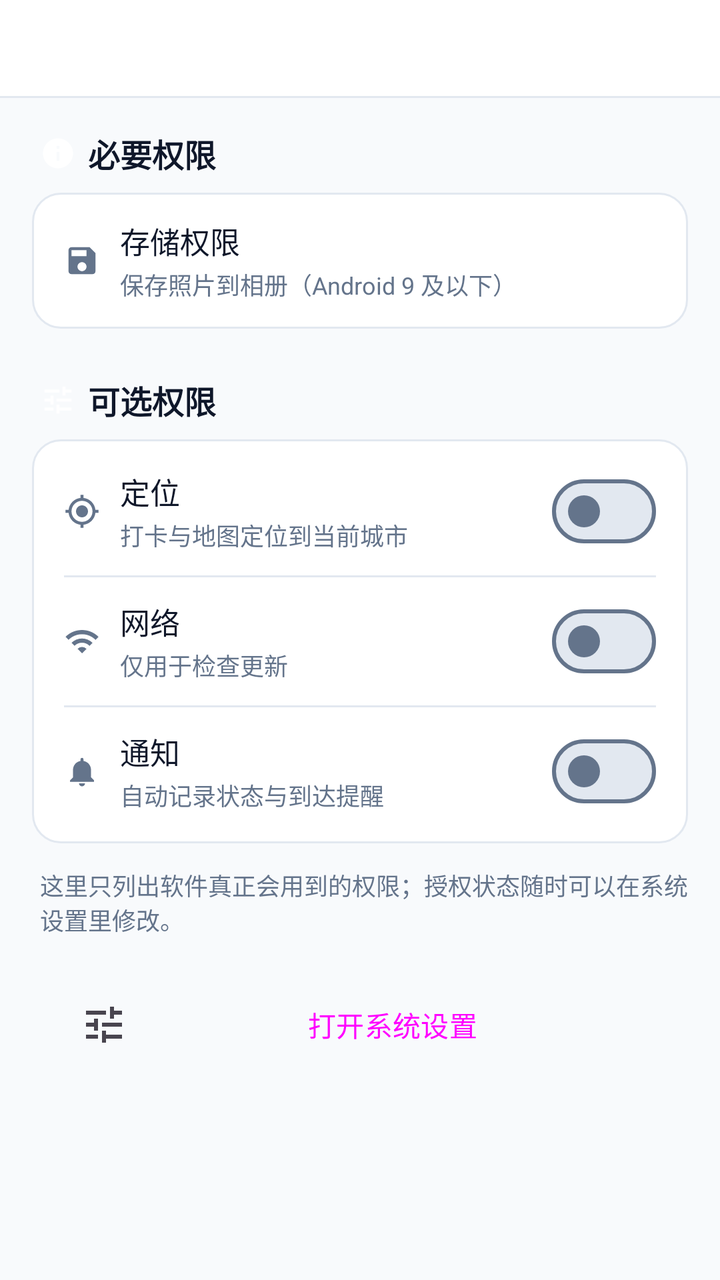
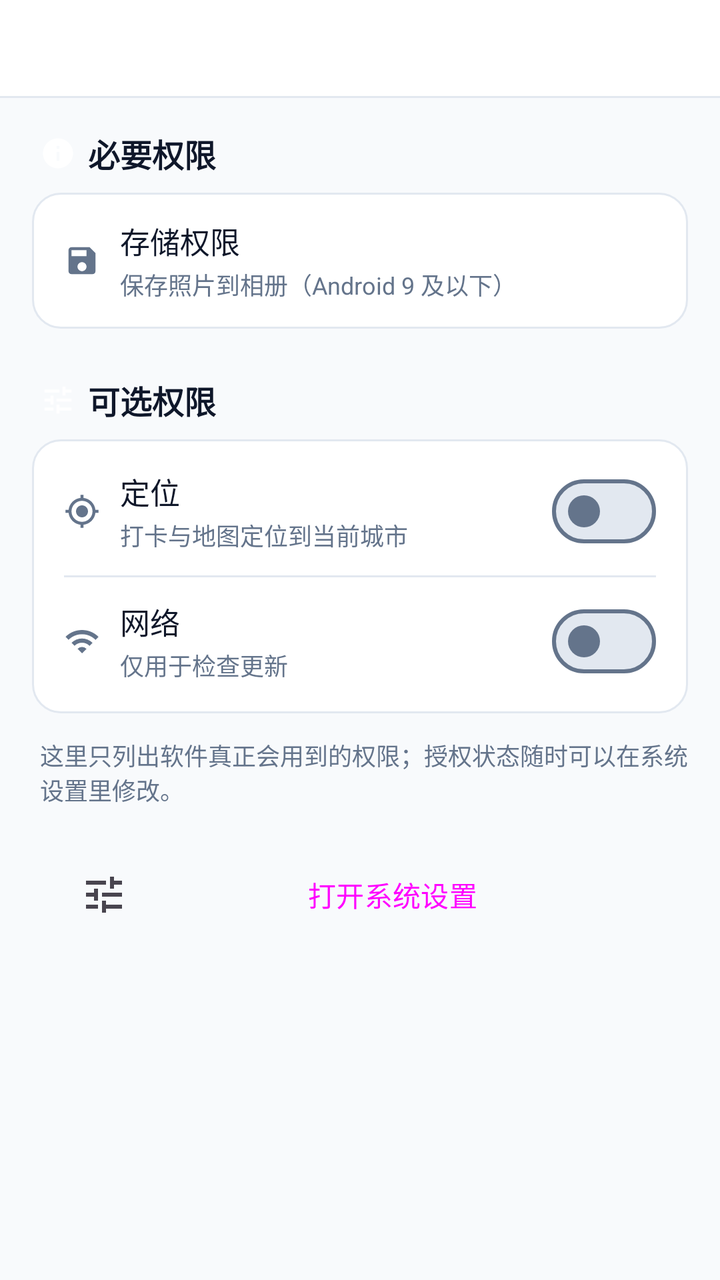

An Android layout rendered at two revisions. The XML below is the earlier revision; the diff shows what the commit changed to produce the second picture.
<!-- AndroidManifest.xml: application theme Theme.CityFootprint -->
<!-- res/layout/activity_permissions.xml -->
<?xml version="1.0" encoding="utf-8"?>
<LinearLayout xmlns:android="http://schemas.android.com/apk/res/android"
    xmlns:app="http://schemas.android.com/apk/res-auto"
    android:layout_width="match_parent"
    android:layout_height="match_parent"
    android:background="@color/bg"
    android:orientation="vertical">

    <include
        android:id="@+id/topBar"
        layout="@layout/view_top_bar"
        android:layout_width="match_parent"
        android:layout_height="wrap_content" />

    <ScrollView
        android:id="@+id/scroll"
        android:layout_width="match_parent"
        android:layout_height="0dp"
        android:layout_weight="1">

        <LinearLayout
            android:layout_width="match_parent"
            android:layout_height="wrap_content"
            android:orientation="vertical"
            android:padding="16dp">

            
            <LinearLayout
                android:layout_width="match_parent"
                android:layout_height="wrap_content"
                android:gravity="center_vertical"
                android:orientation="horizontal"
                android:paddingStart="4dp"
                android:paddingBottom="8dp">

                <ImageView
                    android:layout_width="18dp"
                    android:layout_height="18dp"
                    android:contentDescription="@null"
                    android:src="@drawable/ic_info"
                    app:tint="?attr/colorPrimary" />

                <TextView
                    android:layout_width="wrap_content"
                    android:layout_height="wrap_content"
                    android:layout_marginStart="6dp"
                    android:text="@string/perm_group_required"
                    android:textColor="@color/fg"
                    android:textSize="16sp"
                    android:textStyle="bold" />
            </LinearLayout>

            <LinearLayout
                android:layout_width="match_parent"
                android:layout_height="wrap_content"
                android:background="@drawable/bg_card"
                android:orientation="vertical"
                android:paddingTop="4dp"
                android:paddingBottom="4dp">

                <LinearLayout
                    android:id="@+id/rowStoragePerm"
                    android:layout_width="match_parent"
                    android:layout_height="60dp"
                    android:background="?attr/selectableItemBackground"
                    android:gravity="center_vertical"
                    android:orientation="horizontal"
                    android:paddingStart="16dp"
                    android:paddingEnd="16dp">

                    <ImageView
                        android:layout_width="18dp"
                        android:layout_height="18dp"
                        android:layout_marginEnd="10dp"
                        android:contentDescription="@null"
                        android:src="@drawable/ic_floppy"
                        app:tint="@color/text_tertiary" />

                    <LinearLayout
                        android:layout_width="0dp"
                        android:layout_height="wrap_content"
                        android:layout_weight="1"
                        android:orientation="vertical">

                        <TextView
                            android:layout_width="wrap_content"
                            android:layout_height="wrap_content"
                            android:text="@string/perm_storage"
                            android:textColor="@color/fg"
                            android:textSize="15sp" />

                        <TextView
                            android:id="@+id/textStorageDesc"
                            android:layout_width="wrap_content"
                            android:layout_height="wrap_content"
                            android:layout_marginTop="2dp"
                            android:text="@string/perm_storage_desc"
                            android:textColor="@color/text_tertiary"
                            android:textSize="12sp" />
                    </LinearLayout>

                    <TextView
                        android:id="@+id/textStorageStatus"
                        android:layout_width="wrap_content"
                        android:layout_height="wrap_content"
                        android:textColor="@color/text_secondary"
                        android:textSize="13sp" />
                </LinearLayout>

            </LinearLayout>

            
            <LinearLayout
                android:layout_width="match_parent"
                android:layout_height="wrap_content"
                android:layout_marginTop="24dp"
                android:gravity="center_vertical"
                android:orientation="horizontal"
                android:paddingStart="4dp"
                android:paddingBottom="8dp">

                <ImageView
                    android:layout_width="18dp"
                    android:layout_height="18dp"
                    android:contentDescription="@null"
                    android:src="@drawable/ic_tune"
                    app:tint="?attr/colorPrimary" />

                <TextView
                    android:layout_width="wrap_content"
                    android:layout_height="wrap_content"
                    android:layout_marginStart="6dp"
                    android:text="@string/perm_group_optional"
                    android:textColor="@color/fg"
                    android:textSize="16sp"
                    android:textStyle="bold" />
            </LinearLayout>

            <LinearLayout
                android:layout_width="match_parent"
                android:layout_height="wrap_content"
                android:background="@drawable/bg_card"
                android:orientation="vertical"
                android:paddingTop="4dp"
                android:paddingBottom="4dp">

                <LinearLayout
                    android:id="@+id/rowLocation"
                    android:layout_width="match_parent"
                    android:layout_height="64dp"
                    android:background="?attr/selectableItemBackground"
                    android:gravity="center_vertical"
                    android:orientation="horizontal"
                    android:paddingStart="16dp"
                    android:paddingEnd="16dp">

                    <ImageView
                        android:layout_width="18dp"
                        android:layout_height="18dp"
                        android:layout_marginEnd="10dp"
                        android:contentDescription="@null"
                        android:src="@drawable/ic_locate"
                        app:tint="@color/text_tertiary" />

                    <LinearLayout
                        android:layout_width="0dp"
                        android:layout_height="wrap_content"
                        android:layout_weight="1"
                        android:orientation="vertical">

                        <TextView
                            android:layout_width="wrap_content"
                            android:layout_height="wrap_content"
                            android:text="@string/perm_location"
                            android:textColor="@color/fg"
                            android:textSize="15sp" />

                        <TextView
                            android:layout_width="wrap_content"
                            android:layout_height="wrap_content"
                            android:layout_marginTop="2dp"
                            android:text="@string/perm_location_desc"
                            android:textColor="@color/text_tertiary"
                            android:textSize="12sp" />
                    </LinearLayout>

                    <com.google.android.material.materialswitch.MaterialSwitch
                        android:id="@+id/switchLocation"
                        android:layout_width="wrap_content"
                        android:layout_height="wrap_content" />
                </LinearLayout>

                <View
                    android:layout_width="match_parent"
                    android:layout_height="1dp"
                    android:layout_marginStart="16dp"
                    android:layout_marginEnd="16dp"
                    android:background="@color/border" />

                <LinearLayout
                    android:id="@+id/rowNetwork"
                    android:layout_width="match_parent"
                    android:layout_height="64dp"
                    android:background="?attr/selectableItemBackground"
                    android:gravity="center_vertical"
                    android:orientation="horizontal"
                    android:paddingStart="16dp"
                    android:paddingEnd="16dp">

                    <ImageView
                        android:layout_width="18dp"
                        android:layout_height="18dp"
                        android:layout_marginEnd="10dp"
                        android:contentDescription="@null"
                        android:src="@drawable/ic_wifi"
                        app:tint="@color/text_tertiary" />

                    <LinearLayout
                        android:layout_width="0dp"
                        android:layout_height="wrap_content"
                        android:layout_weight="1"
                        android:orientation="vertical">

                        <TextView
                            android:layout_width="wrap_content"
                            android:layout_height="wrap_content"
                            android:text="@string/perm_network"
                            android:textColor="@color/fg"
                            android:textSize="15sp" />

                        <TextView
                            android:layout_width="wrap_content"
                            android:layout_height="wrap_content"
                            android:layout_marginTop="2dp"
                            android:text="@string/perm_network_desc"
                            android:textColor="@color/text_tertiary"
                            android:textSize="12sp" />
                    </LinearLayout>

                    <com.google.android.material.materialswitch.MaterialSwitch
                        android:id="@+id/switchNetwork"
                        android:layout_width="wrap_content"
                        android:layout_height="wrap_content" />
                </LinearLayout>

                <View
                    android:id="@+id/dividerSyncPermission"
                    android:layout_width="match_parent"
                    android:layout_height="1dp"
                    android:layout_marginStart="32dp"
                    android:layout_marginEnd="16dp"
                    android:background="@color/border"
                    android:visibility="gone" />

                <LinearLayout
                    android:id="@+id/rowSyncPermission"
                    android:layout_width="match_parent"
                    android:layout_height="56dp"
                    android:background="?attr/selectableItemBackground"
                    android:gravity="center_vertical"
                    android:orientation="horizontal"
                    android:paddingStart="32dp"
                    android:paddingEnd="16dp"
                    android:visibility="gone">

                    <ImageView
                        android:layout_width="18dp"
                        android:layout_height="18dp"
                        android:contentDescription="@null"
                        android:src="@drawable/ic_sync"
                        app:tint="@color/text_secondary" />

                    <LinearLayout
                        android:layout_width="0dp"
                        android:layout_height="wrap_content"
                        android:layout_marginStart="10dp"
                        android:layout_weight="1"
                        android:orientation="vertical">

                        <TextView
                            android:layout_width="wrap_content"
                            android:layout_height="wrap_content"
                            android:text="@string/perm_sync"
                            android:textColor="@color/fg"
                            android:textSize="14sp" />

                        <TextView
                            android:layout_width="wrap_content"
                            android:layout_height="wrap_content"
                            android:layout_marginTop="1dp"
                            android:text="@string/perm_sync_desc"
                            android:textColor="@color/text_tertiary"
                            android:textSize="11sp" />
                    </LinearLayout>

                    <com.google.android.material.materialswitch.MaterialSwitch
                        android:id="@+id/switchSyncPermission"
                        android:layout_width="wrap_content"
                        android:layout_height="wrap_content" />
                </LinearLayout>

                <View
                    android:layout_width="match_parent"
                    android:layout_height="1dp"
                    android:layout_marginStart="16dp"
                    android:layout_marginEnd="16dp"
                    android:background="@color/border" />

                <LinearLayout
                    android:id="@+id/rowNotification"
                    android:layout_width="match_parent"
                    android:layout_height="64dp"
                    android:background="?attr/selectableItemBackground"
                    android:gravity="center_vertical"
                    android:orientation="horizontal"
                    android:paddingStart="16dp"
                    android:paddingEnd="16dp">

                    <ImageView
                        android:layout_width="18dp"
                        android:layout_height="18dp"
                        android:layout_marginEnd="10dp"
                        android:contentDescription="@null"
                        android:src="@drawable/ic_bell"
                        app:tint="@color/text_tertiary" />

                    <LinearLayout
                        android:layout_width="0dp"
                        android:layout_height="wrap_content"
                        android:layout_weight="1"
                        android:orientation="vertical">

                        <TextView
                            android:layout_width="wrap_content"
                            android:layout_height="wrap_content"
                            android:text="@string/perm_notification"
                            android:textColor="@color/fg"
                            android:textSize="15sp" />

                        <TextView
                            android:id="@+id/textNotificationDesc"
                            android:layout_width="wrap_content"
                            android:layout_height="wrap_content"
                            android:layout_marginTop="2dp"
                            android:text="@string/perm_notification_desc"
                            android:textColor="@color/text_tertiary"
                            android:textSize="12sp" />
                    </LinearLayout>

                    <com.google.android.material.materialswitch.MaterialSwitch
                        android:id="@+id/switchNotification"
                        android:layout_width="wrap_content"
                        android:layout_height="wrap_content" />
                </LinearLayout>
            </LinearLayout>

            <TextView
                android:layout_width="match_parent"
                android:layout_height="wrap_content"
                android:layout_marginTop="12dp"
                android:paddingStart="4dp"
                android:text="@string/perm_intro"
                android:textColor="@color/text_tertiary"
                android:textSize="12sp" />

            <Button
                android:id="@+id/btnSystemSettings"
                style="?attr/materialButtonOutlinedStyle"
                android:layout_width="match_parent"
                android:layout_height="48dp"
                android:layout_marginTop="20dp"
                android:drawableStart="@drawable/ic_tune"
                android:drawablePadding="8dp"
                android:text="@string/perm_open_settings" />
        </LinearLayout>
    </ScrollView>
</LinearLayout>
<!-- res/layout/view_top_bar.xml (included above) -->
<?xml version="1.0" encoding="utf-8"?>
<LinearLayout xmlns:android="http://schemas.android.com/apk/res/android"
    style="@style/Widget.App.ShellBand">

    <LinearLayout
        android:layout_width="match_parent"
        android:layout_height="48dp"
        android:gravity="center_vertical"
        android:orientation="horizontal"
        android:paddingStart="16dp"
        android:paddingEnd="16dp">

        <ImageButton
            android:id="@+id/btnBack"
            android:layout_width="36dp"
            android:layout_height="36dp"
            android:layout_marginEnd="10dp"
            android:background="?attr/selectableItemBackgroundBorderless"
            android:contentDescription="@string/common_back"
            android:padding="6dp"
            android:src="@drawable/ic_back"
            android:tint="@color/sidebar_fg"
            android:visibility="gone" />

        <TextView
            android:id="@+id/title"
            android:layout_width="0dp"
            android:layout_height="wrap_content"
            android:layout_weight="1"
            android:ellipsize="end"
            android:maxLines="1"
            android:textColor="@color/sidebar_fg"
            android:textSize="16sp"
            android:textStyle="bold" />

        
        <ImageButton
            android:id="@+id/btnMenu"
            android:layout_width="36dp"
            android:layout_height="36dp"
            android:layout_marginStart="10dp"
            android:background="?attr/selectableItemBackgroundBorderless"
            android:contentDescription="@string/common_add"
            android:padding="6dp"
            android:src="@drawable/ic_add"
            android:tint="@color/sidebar_fg"
            android:visibility="gone" />

        <ImageButton
            android:id="@+id/btnSaveIcon"
            android:layout_width="36dp"
            android:layout_height="36dp"
            android:layout_marginStart="10dp"
            android:background="?attr/selectableItemBackgroundBorderless"
            android:contentDescription="@string/top_save"
            android:padding="6dp"
            android:src="@drawable/ic_floppy"
            android:tint="@color/sidebar_fg"
            android:visibility="gone" />

        
        <ImageButton
            android:id="@+id/btnDelete"
            android:layout_width="36dp"
            android:layout_height="36dp"
            android:layout_marginStart="10dp"
            android:background="?attr/selectableItemBackgroundBorderless"
            android:contentDescription="@string/edit_delete"
            android:padding="6dp"
            android:src="@drawable/ic_delete"
            android:tint="@color/destructive"
            android:visibility="gone" />
    </LinearLayout>

    <View style="@style/Widget.App.ShellDivider" />
</LinearLayout>
<!-- resources referenced by this layout -->
<resources>
  <color name="bg">#F8FAFC</color>
  <color name="border">#E2E8F0</color>
  <color name="destructive">#DC2626</color>
  <color name="fg">#0F172A</color>
  <color name="sidebar_fg">#0F172A</color>
  <color name="text_secondary">#64748B</color>
  <color name="text_tertiary">#64748B</color>
  <!-- drawable bg_card (drawable) -->
  <?xml version="1.0" encoding="utf-8"?>
  <shape xmlns:android="http://schemas.android.com/apk/res/android"
      android:shape="rectangle">
      <corners android:radius="14dp" />
      <solid android:color="@color/card" />
      <stroke
          android:width="1dp"
          android:color="@color/border" />
  </shape>
  <!-- drawable ic_bell (drawable) -->
  <vector xmlns:android="http://schemas.android.com/apk/res/android" android:width="24dp" android:height="24dp" android:viewportWidth="24" android:viewportHeight="24" android:tint="?attr/colorControlNormal"><path android:fillColor="@android:color/white" android:pathData="M12,22a2,2 0,0 0,2 -2h-4a2,2 0,0 0,2 2zM18,16v-5a6,6 0,0 0,-5 -5.91V4a1,1 0,0 0,-2 0v1.09A6,6 0,0 0,6 11v5l-2,2v1h16v-1z"/></vector>
  <string name="common_add">添加</string>
  <string name="common_back">返回</string>
  <string name="edit_delete">删除</string>
  <string name="perm_group_optional">可选权限</string>
  <string name="perm_group_required">必要权限</string>
  <string name="perm_intro">这里只列出软件真正会用到的权限；授权状态随时可以在系统设置里修改。</string>
  <string name="perm_location">定位</string>
  <string name="perm_location_desc">打卡与地图定位到当前城市</string>
  <string name="perm_network">网络</string>
  <string name="perm_network_desc">仅用于检查更新</string>
  <string name="perm_notification">通知</string>
  <string name="perm_notification_desc">自动记录状态与到达提醒</string>
  <string name="perm_open_settings">打开系统设置</string>
  <string name="perm_storage">存储权限</string>
  <string name="perm_storage_desc">保存照片到相册（Android 9 及以下）</string>
  <string name="perm_sync">可选同步</string>
  <string name="perm_sync_desc">自动同步行程与打卡</string>
  <string name="top_save">保存</string>
  <style name="Widget.App.ShellBand" parent="">
          <item name="android:layout_width">match_parent</item>
          <item name="android:layout_height">wrap_content</item>
          <item name="android:background">@color/sidebar</item>
          <item name="android:orientation">vertical</item>
      </style>
  <style name="Widget.App.ShellDivider" parent="">
          <item name="android:layout_width">match_parent</item>
          <item name="android:layout_height">1dp</item>
          <item name="android:background">@color/sidebar_border</item>
      </style>
  <color name="card">#FFFFFF</color>
  <color name="sidebar">#FFFFFF</color>
  <color name="sidebar_border">#E2E8F0</color>
  <color name="accent">#2563EB</color>
  <color name="accent_light">#EFF6FF</color>
  <color name="on_accent">#FFFFFF</color>
  <color name="accent_soft_fg">#1D4ED8</color>
  <color name="muted_fg">#64748B</color>
  <color name="muted">#E2E8F0</color>
  <color name="window_bg_light">#FFFFFF</color>
  <style name="Widget.App.CardView" parent="Widget.Material3.CardView.Outlined">
          <item name="cardCornerRadius">14dp</item>
          <item name="cardElevation">0dp</item>
          <item name="cardBackgroundColor">@color/card</item>
          <item name="strokeColor">@color/border</item>
          <item name="strokeWidth">1dp</item>
      </style>
  <style name="Widget.App.Button" parent="Widget.Material3.Button">
          <item name="cornerRadius">999dp</item>
      </style>
  <style name="Widget.App.PopupMenu" parent="Widget.Material3.PopupMenu">
          <item name="android:popupBackground">@drawable/bg_popup_menu</item>
          
          <item name="dropdownListPreferredItemHeight">52dp</item>
          <item name="android:textAppearanceLargePopupMenu">@style/TextAppearance.App.PopupMenuItem</item>
      </style>
  <style name="TextAppearance.App.PopupMenuItem" parent="TextAppearance.Material3.BodyLarge">
          <item name="android:textColor">@color/fg</item>
          <item name="android:textSize">15sp</item>
      </style>
  <!-- unchanged entries left out for length: 11 -->
</resources>

<!-- the commit's change to res/layout/activity_permissions.xml (unified diff, before → after) -->
@@ -299,59 +299,6 @@
                         android:layout_height="wrap_content" />
                 </LinearLayout>
 
-                <View
-                    android:layout_width="match_parent"
-                    android:layout_height="1dp"
-                    android:layout_marginStart="16dp"
-                    android:layout_marginEnd="16dp"
-                    android:background="@color/border" />
-
-                <LinearLayout
-                    android:id="@+id/rowNotification"
-                    android:layout_width="match_parent"
-                    android:layout_height="64dp"
-                    android:background="?attr/selectableItemBackground"
-                    android:gravity="center_vertical"
-                    android:orientation="horizontal"
-                    android:paddingStart="16dp"
-                    android:paddingEnd="16dp">
-
-                    <ImageView
-                        android:layout_width="18dp"
-                        android:layout_height="18dp"
-                        android:layout_marginEnd="10dp"
-                        android:contentDescription="@null"
-                        android:src="@drawable/ic_bell"
-                        app:tint="@color/text_tertiary" />
-
-                    <LinearLayout
-                        android:layout_width="0dp"
-                        android:layout_height="wrap_content"
-                        android:layout_weight="1"
-                        android:orientation="vertical">
-
-                        <TextView
-                            android:layout_width="wrap_content"
-                            android:layout_height="wrap_content"
-                            android:text="@string/perm_notification"
-                            android:textColor="@color/fg"
-                            android:textSize="15sp" />
-
-                        <TextView
-                            android:id="@+id/textNotificationDesc"
-                            android:layout_width="wrap_content"
-                            android:layout_height="wrap_content"
-                            android:layout_marginTop="2dp"
-                            android:text="@string/perm_notification_desc"
-                            android:textColor="@color/text_tertiary"
-                            android:textSize="12sp" />
-                    </LinearLayout>
-
-                    <com.google.android.material.materialswitch.MaterialSwitch
-                        android:id="@+id/switchNotification"
-                        android:layout_width="wrap_content"
-                        android:layout_height="wrap_content" />
-                </LinearLayout>
             </LinearLayout>
 
             <TextView
<!-- resource entries referenced after the edit -->
@@ -17,8 +17,6 @@
           android:width="1dp"
           android:color="@color/border" />
   </shape>
-  <!-- drawable ic_bell (drawable) -->
-  <vector xmlns:android="http://schemas.android.com/apk/res/android" android:width="24dp" android:height="24dp" android:viewportWidth="24" android:viewportHeight="24" android:tint="?attr/colorControlNormal"><path android:fillColor="@android:color/white" android:pathData="M12,22a2,2 0,0 0,2 -2h-4a2,2 0,0 0,2 2zM18,16v-5a6,6 0,0 0,-5 -5.91V4a1,1 0,0 0,-2 0v1.09A6,6 0,0 0,6 11v5l-2,2v1h16v-1z"/></vector>
   <string name="common_add">添加</string>
   <string name="common_back">返回</string>
   <string name="edit_delete">删除</string>
@@ -29,8 +27,6 @@
   <string name="perm_location_desc">打卡与地图定位到当前城市</string>
   <string name="perm_network">网络</string>
   <string name="perm_network_desc">仅用于检查更新</string>
-  <string name="perm_notification">通知</string>
-  <string name="perm_notification_desc">自动记录状态与到达提醒</string>
   <string name="perm_open_settings">打开系统设置</string>
   <string name="perm_storage">存储权限</string>
   <string name="perm_storage_desc">保存照片到相册（Android 9 及以下）</string>
